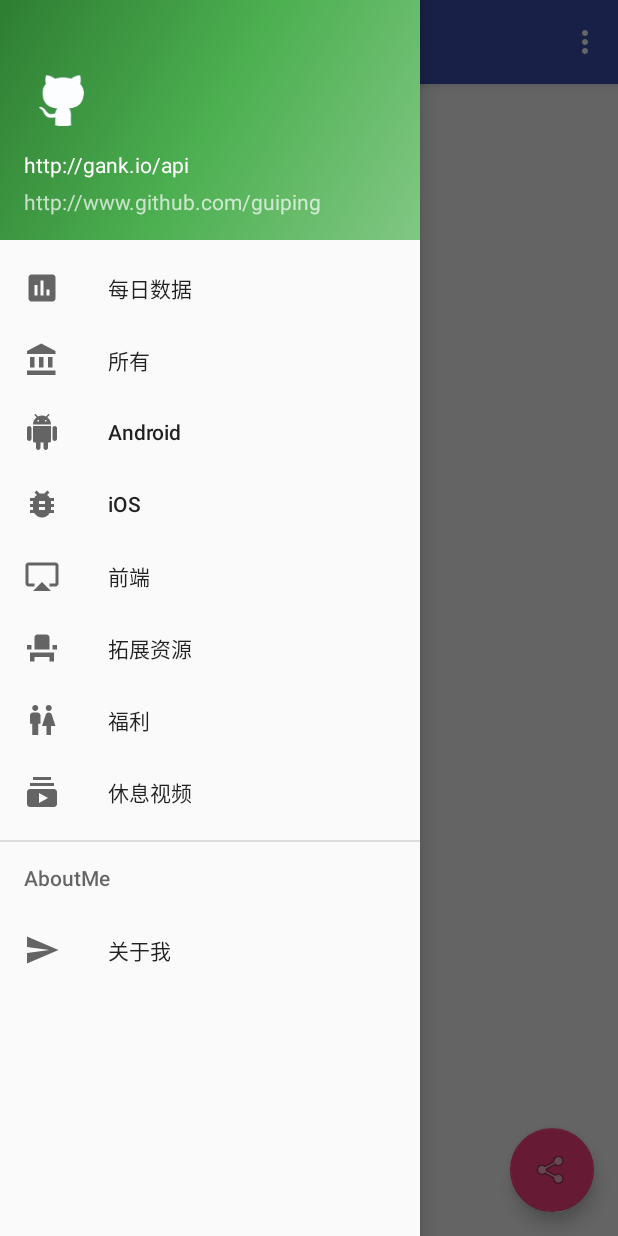
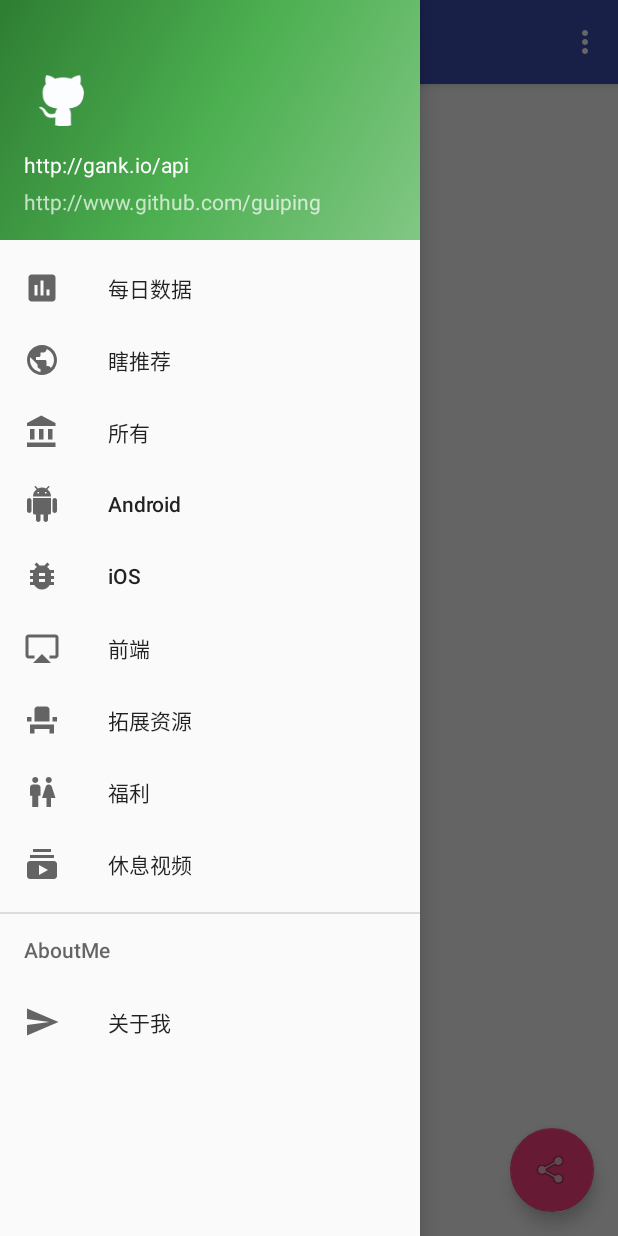
Before and after one commit to guiping/GankApp, an Android app: the screen it shows after launch (MainActivity), with the side drawer open, on a phone screen of 412 x 824 dp. Run offline under Robolectric (Android 15) with nearby library versions, the phone set to English and light mode, and no system bars; our stand-ins replace ButterKnife.

Commit message:
增加每日最新 数据

```diff
--- a/app/src/main/java/so/lvy/app/gankapp/apiutils/GankAppDataRetrofit.java
+++ b/app/src/main/java/so/lvy/app/gankapp/apiutils/GankAppDataRetrofit.java
@@ -24,6 +24,6 @@ public interface GankAppDataRetrofit {
     @GET("day/{year}/{month}/{day}")
     Call<GankAppEntity> getLatestDailyData(@Path("year") String year, @Path("month") String month, @Path("day") String day);
 
-    @GET("day/{time}")
-    Call<GankAppEntity> getLatestDailyData(@Path("time") String time);
+    @GET("day/{date}")
+    Call<GankAppEntity> getLatestDailyData(@Path("date") String date);
 }
--- a/app/src/main/java/so/lvy/app/gankapp/view/BaseFragment.java
+++ b/app/src/main/java/so/lvy/app/gankapp/view/BaseFragment.java
@@ -23,7 +23,6 @@ public abstract class BaseFragment<T extends BasePresenter> extends Fragment {
     public View onCreateView(LayoutInflater inflater, @Nullable ViewGroup container, @Nullable Bundle savedInstanceState) {
 
         View v = inflater.inflate(getLayoutId(), container, false);
-        initWidget(v);
         ButterKnife.bind(this, v);
         this.layoutView = v;
         initPresenter();
@@ -44,11 +43,6 @@ public abstract class BaseFragment<T extends BasePresenter> extends Fragment {
         ButterKnife.unbind(this);
     }
 
-    protected <T extends View> T $(View itemView ,int id) {
-        return (T) itemView.findViewById(id);
-    }
-
-    protected abstract void initWidget(View view);
 
     protected abstract int getLayoutId();
 
--- a/app/src/main/java/so/lvy/app/gankapp/view/presenter/imp/IAllDataView.java
+++ b/app/src/main/java/so/lvy/app/gankapp/view/presenter/imp/IAllDataView.java
@@ -9,7 +9,9 @@ import so.lvy.app.gankapp.bean.GankAppEntity;
  * Created by ping on 2016/4/20.
  */
 public interface IAllDataView extends IBaseView{
+    /**显示加载对话框*/
     void showProgressBar();
+    /**隐藏加载对话框*/
     void hideProgressBar();
     void getAllDataError();
     void showListViewData(List<GankAppEntity> allDataEntityList);
--- a/app/src/main/java/so/lvy/app/gankapp/view/presenter/imp/IBaseView.java
+++ b/app/src/main/java/so/lvy/app/gankapp/view/presenter/imp/IBaseView.java
@@ -4,5 +4,7 @@ package so.lvy.app.gankapp.view.presenter.imp;
  * Created by ping on 2016/4/20.
  */
 public interface IBaseView {
+
+    /**初始化View*/
     void initView();
 }
--- /dev/null
+++ b/app/src/main/res/drawable/ic_recomment.xml
@@ -0,0 +1,9 @@
+<vector xmlns:android="http://schemas.android.com/apk/res/android"
+        android:width="24dp"
+        android:height="24dp"
+        android:viewportWidth="24.0"
+        android:viewportHeight="24.0">
+    <path
+        android:fillColor="#FF000000"
+        android:pathData="M12,2C6.48,2 2,6.48 2,12s4.48,10 10,10 10,-4.48 10,-10S17.52,2 12,2zM11,19.93c-3.95,-0.49 -7,-3.85 -7,-7.93 0,-0.62 0.08,-1.21 0.21,-1.79L9,15v1c0,1.1 0.9,2 2,2v1.93zM17.9,17.39c-0.26,-0.81 -1,-1.39 -1.9,-1.39h-1v-3c0,-0.55 -0.45,-1 -1,-1L8,12v-2h2c0.55,0 1,-0.45 1,-1L11,7h2c1.1,0 2,-0.9 2,-2v-0.41c2.93,1.19 5,4.06 5,7.41 0,2.08 -0.8,3.97 -2.1,5.39z"/>
+</vector>
--- a/app/src/main/res/menu/activity_main_drawer.xml
+++ b/app/src/main/res/menu/activity_main_drawer.xml
@@ -6,6 +6,10 @@
             android:id="@+id/daily_data"
             android:icon="@drawable/ic_daily_data"
             android:title="@string/daily_data" />
+        <item
+            android:id="@+id/xia_data"
+            android:icon="@drawable/ic_recomment"
+            android:title="@string/xie_data" />
         <item
             android:id="@+id/all_data"
             android:icon="@drawable/ic_all_data"
```
Also changed, not shown: app/src/main/java/so/lvy/app/gankapp/apiutils/GankAppLatestDailyRetrofit.java (deleted, +0 -20 lines), app/src/main/java/so/lvy/app/gankapp/utils/DataUtils.java (+7 -0 lines), app/src/main/java/so/lvy/app/gankapp/view/activity/MainActivity.java (+18 -9 lines), app/src/main/java/so/lvy/app/gankapp/view/fragment/GankAppAllDataFragment.java (+34 -23 lines), app/src/main/java/so/lvy/app/gankapp/view/fragment/GankAppLatestDailyFragment.java (+50 -1 lines), app/src/main/java/so/lvy/app/gankapp/view/presenter/LatestDailyPresenter.java (added, +23 -0 lines), app/src/main/java/so/lvy/app/gankapp/view/presenter/imp/ILatestDailyView.java (added, +14 -0 lines), app/src/main/res/layout/fragment_ganlatestdaily.xml (added, +14 -0 lines).
